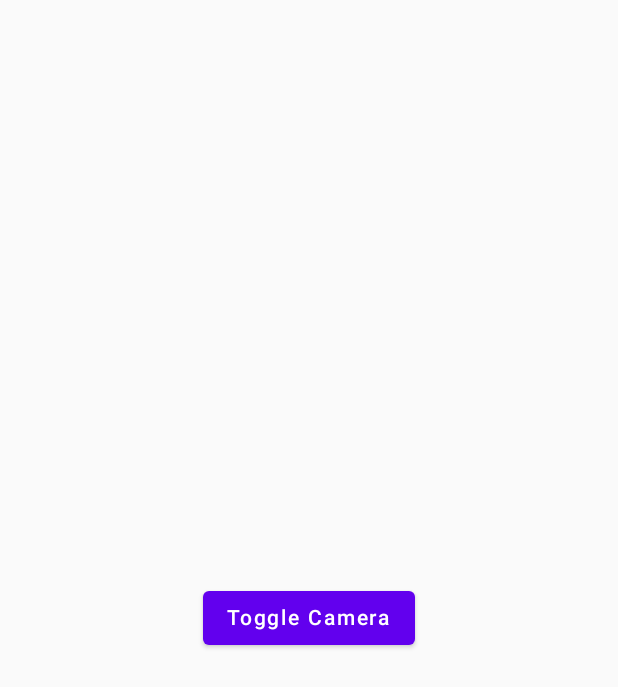
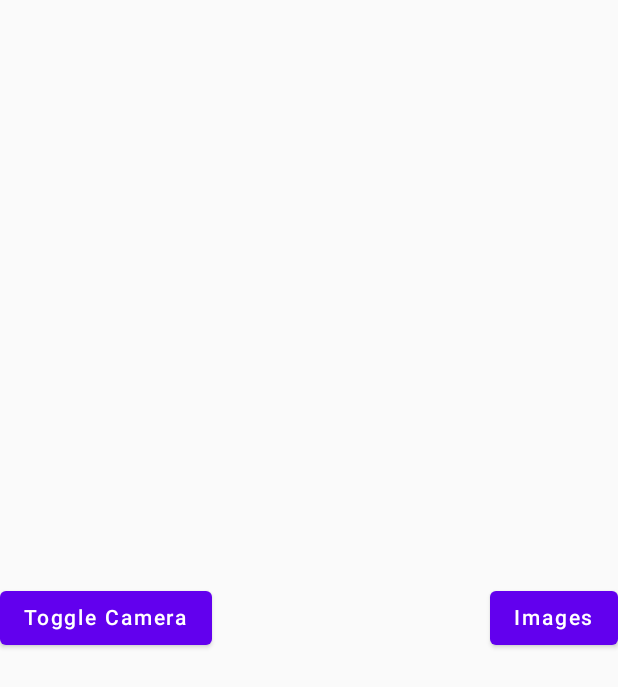
Before and after one commit to Lauri92/compose-camera, an Android app built with Jetpack Compose: the screen it shows after launch (MainActivity), on a phone screen of 412 x 824 dp. Shown: the top 687 px of the screen. Run offline under Robolectric (Android 15) with nearby library versions, the phone set to English and light mode, and no system bars.

Commit message:
Simple listing of files in device

```diff
--- a/app/src/main/java/fi/lauriari/compose_camera/composables/MainContent.kt
+++ b/app/src/main/java/fi/lauriari/compose_camera/composables/MainContent.kt
@@ -1,21 +1,32 @@
 package fi.lauriari.compose_camera.composables
 
+import android.content.Context
 import android.net.Uri
+import android.util.Log
+import androidx.compose.animation.AnimatedVisibility
 import androidx.compose.foundation.Image
 import androidx.compose.foundation.layout.*
+import androidx.compose.foundation.rememberScrollState
+import androidx.compose.foundation.verticalScroll
 import androidx.compose.material.Button
 import androidx.compose.material.Text
-import androidx.compose.runtime.*
+import androidx.compose.runtime.Composable
+import androidx.compose.runtime.getValue
+import androidx.compose.runtime.mutableStateOf
 import androidx.compose.runtime.saveable.rememberSaveable
+import androidx.compose.runtime.setValue
 import androidx.compose.ui.Alignment
 import androidx.compose.ui.Modifier
 import androidx.compose.ui.platform.LocalConfiguration
+import androidx.compose.ui.platform.LocalContext
 import androidx.compose.ui.unit.dp
 import androidx.core.net.toUri
 import coil.compose.rememberAsyncImagePainter
-import com.google.accompanist.permissions.*
+import com.google.accompanist.permissions.ExperimentalPermissionsApi
+import com.google.accompanist.permissions.rememberPermissionState
 import fi.lauriari.compose_camera.permissions.HandleRequest
 import fi.lauriari.compose_camera.permissions.PermissionDeniedContent
+import java.io.File
 
 @ExperimentalPermissionsApi
 @Composable
@@ -26,9 +37,11 @@ fun MainContent(
 
     val config = LocalConfiguration.current
     config.smallestScreenWidthDp
+    val context = LocalContext.current
 
     var shouldShowCamera by rememberSaveable { mutableStateOf(false) }
     var shouldShowPhoto by rememberSaveable { mutableStateOf(false) }
+    var shouldShowImageList by rememberSaveable { mutableStateOf(false) }
     var photoUri by rememberSaveable { mutableStateOf("".toUri()) }
 
     HandleRequest(
@@ -63,7 +76,11 @@ fun MainContent(
                 ShowButton(
                     onClick = {
                         shouldShowCamera = true
-                    }
+                    },
+                    onClick2 = {
+                        shouldShowImageList = true
+                    },
+                    shouldShowImageList = shouldShowImageList
                 )
             }
         }
@@ -75,6 +92,8 @@ fun ShowPhotoAndButton(
     onClick: () -> Unit,
     photoUri: Uri?,
 ) {
+
+    Log.d("photouritest", photoUri.toString())
     Column(
         modifier = Modifier
             .fillMaxSize()
@@ -93,8 +112,7 @@ fun ShowPhotoAndButton(
         ) {
             Button(
                 onClick = onClick
-            )
-            {
+            ) {
                 Text("Toggle Camera")
             }
         }
@@ -102,16 +120,60 @@ fun ShowPhotoAndButton(
 }
 
 @Composable
-fun ShowButton(onClick: () -> Unit) {
-    Box(
+fun ShowButton(
+    onClick: () -> Unit,
+    onClick2: () -> Unit,
+    shouldShowImageList: Boolean
+) {
+
+    val context = LocalContext.current
+
+    Column(
         modifier = Modifier.fillMaxSize(),
-        contentAlignment = Alignment.Center
+        verticalArrangement = Arrangement.Center,
+        horizontalAlignment = Alignment.CenterHorizontally
+
     ) {
-        Button(
-            onClick = onClick
-        )
-        {
-            Text("Toggle Camera")
+        Row(
+            modifier = Modifier.fillMaxWidth(),
+            horizontalArrangement = Arrangement.SpaceBetween
+        ) {
+            Button(
+                onClick = onClick
+            ) {
+                Text("Toggle Camera")
+            }
+            Button(
+                onClick = onClick2
+            ) {
+                Text("Images")
+            }
+        }
+
+        if (shouldShowImageList) {
+            Column(
+                modifier = Modifier
+                    .fillMaxSize()
+                    .verticalScroll(rememberScrollState()),
+                horizontalAlignment = Alignment.CenterHorizontally
+            ) {
+                Log.d("filestest", "Got here")
+                val imageDir: File = context.getDir("imageDir", Context.MODE_PRIVATE)
+                val directory: File = imageDir.absoluteFile
+
+                for (file in directory.list()!!) {
+                    Log.d("filestest", file)
+                    val fileUri: Uri =
+                        "file:///data/user/0/fi.lauriari.compose_camera/app_imageDir/$file".toUri()
+                    Image(
+                        painter = rememberAsyncImagePainter(fileUri),
+                        contentDescription = null,
+                        modifier = Modifier
+                            .size(150.dp)
+                            .padding(20.dp)
+                    )
+                }
+            }
         }
     }
 }
```
